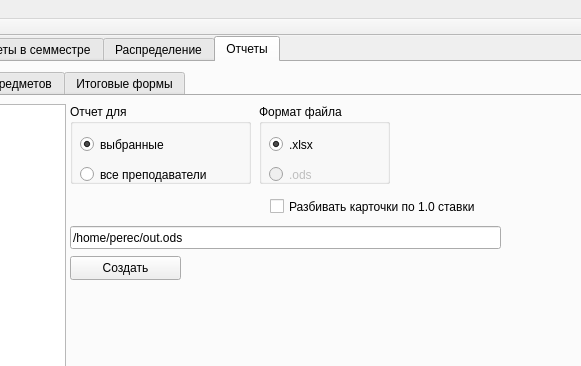
The window that mainwindow.ui (alexeypertcev/ksu-ivt-nagruzka) describes before a commit, drawn with Qt 5; both pictures show x 434 to 1015 and y 0 to 366 of the 1270 by 640 pixel window.
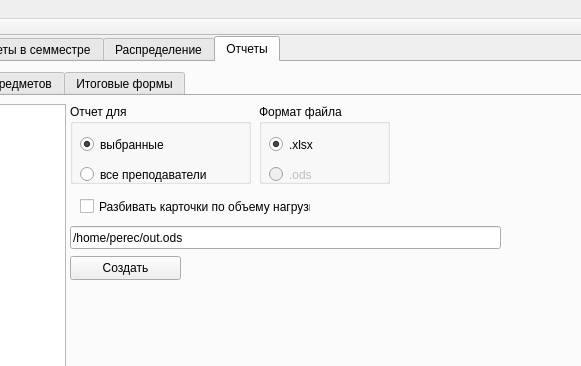
The same window after the commit. Custom widgets are drawn as their Qt base class.

Diff of the .ui file:
```diff
--- a/mainwindow.ui
+++ b/mainwindow.ui
@@ -723,14 +723,14 @@
        <widget class="QCheckBox" name="checkBox">
         <property name="geometry">
          <rect>
-          <x>690</x>
+          <x>500</x>
           <y>100</y>
           <width>231</width>
           <height>21</height>
          </rect>
         </property>
         <property name="text">
-         <string>Разбивать карточки по 1.0 ставки</string>
+         <string>Разбивать карточки по объему нагрузки</string>
         </property>
        </widget>
       </widget>
```
